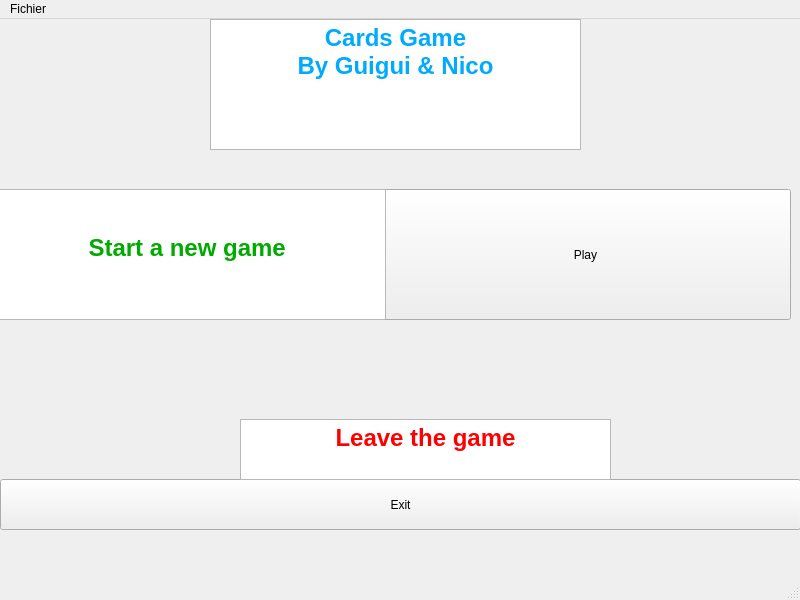
Qt form mainwindow.ui (OxmoGambino/CardGames) before a commit.
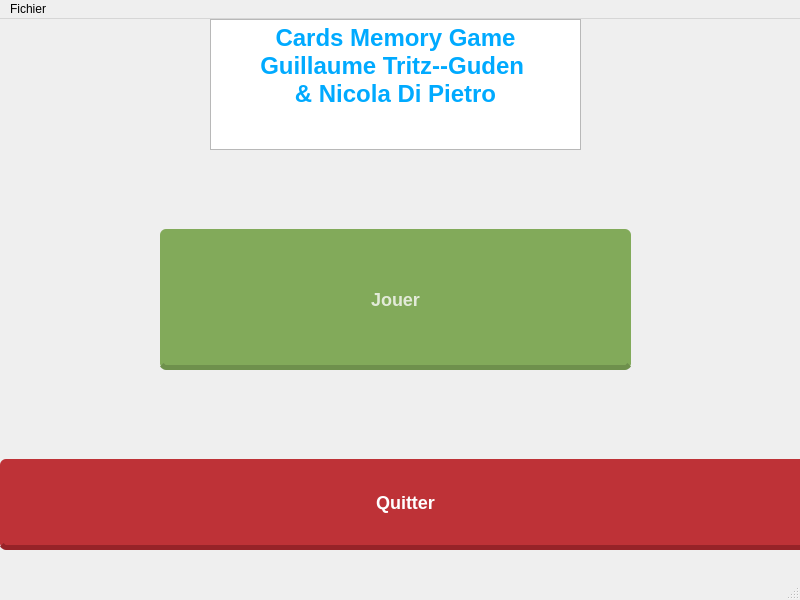
The same form after that commit.

Commit message: J'ai rendu les boutons jolies =p

The edit to the form file:
```diff
--- a/mainwindow.ui
+++ b/mainwindow.ui
@@ -23,73 +23,6 @@
    <string notr="true"/>
   </property>
   <widget class="QWidget" name="centralwidget">
-   <widget class="QPushButton" name="exitButton">
-    <property name="geometry">
-     <rect>
-      <x>0</x>
-      <y>460</y>
-      <width>801</width>
-      <height>51</height>
-     </rect>
-    </property>
-    <property name="text">
-     <string>Exit</string>
-    </property>
-   </widget>
-   <widget class="QPushButton" name="startButton">
-    <property name="geometry">
-     <rect>
-      <x>380</x>
-      <y>170</y>
-      <width>411</width>
-      <height>131</height>
-     </rect>
-    </property>
-    <property name="text">
-     <string>Play</string>
-    </property>
-   </widget>
-   <widget class="QTextBrowser" name="startLabel">
-    <property name="geometry">
-     <rect>
-      <x>-5</x>
-      <y>170</y>
-      <width>391</width>
-      <height>131</height>
-     </rect>
-    </property>
-    <property name="html">
-     <string>&lt;!DOCTYPE HTML PUBLIC &quot;-//W3C//DTD HTML 4.0//EN&quot; &quot;http://www.w3.org/TR/REC-html40/strict.dtd&quot;&gt;
-&lt;html&gt;&lt;head&gt;&lt;meta name=&quot;qrichtext&quot; content=&quot;1&quot; /&gt;&lt;meta charset=&quot;utf-8&quot; /&gt;&lt;style type=&quot;text/css&quot;&gt;
-p, li { white-space: pre-wrap; }
-hr { height: 1px; border-width: 0; }
-li.unchecked::marker { content: &quot;\2610&quot;; }
-li.checked::marker { content: &quot;\2612&quot;; }
-&lt;/style&gt;&lt;/head&gt;&lt;body style=&quot; font-family:'Segoe UI'; font-size:9pt; font-weight:400; font-style:normal;&quot;&gt;
-&lt;p align=&quot;center&quot; style=&quot; margin-top:12px; margin-bottom:12px; margin-left:0px; margin-right:0px; -qt-block-indent:0; text-indent:0px;&quot;&gt;&lt;br /&gt;&lt;/p&gt;
-&lt;p align=&quot;center&quot; style=&quot; margin-top:12px; margin-bottom:12px; margin-left:0px; margin-right:0px; -qt-block-indent:0; text-indent:0px;&quot;&gt;&lt;span style=&quot; font-size:18pt; font-weight:700; color:#00aa00;&quot;&gt;Start a new game &lt;/span&gt;&lt;/p&gt;&lt;/body&gt;&lt;/html&gt;</string>
-    </property>
-   </widget>
-   <widget class="QTextBrowser" name="exitLabel">
-    <property name="geometry">
-     <rect>
-      <x>240</x>
-      <y>400</y>
-      <width>371</width>
-      <height>61</height>
-     </rect>
-    </property>
-    <property name="html">
-     <string>&lt;!DOCTYPE HTML PUBLIC &quot;-//W3C//DTD HTML 4.0//EN&quot; &quot;http://www.w3.org/TR/REC-html40/strict.dtd&quot;&gt;
-&lt;html&gt;&lt;head&gt;&lt;meta name=&quot;qrichtext&quot; content=&quot;1&quot; /&gt;&lt;meta charset=&quot;utf-8&quot; /&gt;&lt;style type=&quot;text/css&quot;&gt;
-p, li { white-space: pre-wrap; }
-hr { height: 1px; border-width: 0; }
-li.unchecked::marker { content: &quot;\2610&quot;; }
-li.checked::marker { content: &quot;\2612&quot;; }
-&lt;/style&gt;&lt;/head&gt;&lt;body style=&quot; font-family:'Segoe UI'; font-size:9pt; font-weight:400; font-style:normal;&quot;&gt;
-&lt;p align=&quot;center&quot; style=&quot; margin-top:0px; margin-bottom:0px; margin-left:0px; margin-right:0px; -qt-block-indent:0; text-indent:0px;&quot;&gt;&lt;span style=&quot; font-size:18pt; font-weight:700; color:#ff0000;&quot;&gt;Leave the game&lt;/span&gt;&lt;/p&gt;&lt;/body&gt;&lt;/html&gt;</string>
-    </property>
-   </widget>
    <widget class="QTextBrowser" name="TitleLabel">
     <property name="geometry">
      <rect>
@@ -107,8 +40,85 @@
 li.unchecked::marker { content: &quot;\2610&quot;; }
 li.checked::marker { content: &quot;\2612&quot;; }
 &lt;/style&gt;&lt;/head&gt;&lt;body style=&quot; font-family:'Segoe UI'; font-size:9pt; font-weight:400; font-style:normal;&quot;&gt;
-&lt;p align=&quot;center&quot; style=&quot; margin-top:0px; margin-bottom:0px; margin-left:0px; margin-right:0px; -qt-block-indent:0; text-indent:0px;&quot;&gt;&lt;span style=&quot; font-size:18pt; font-weight:700; color:#00aaff;&quot;&gt;Cards Game&lt;/span&gt;&lt;/p&gt;
-&lt;p align=&quot;center&quot; style=&quot; margin-top:0px; margin-bottom:0px; margin-left:0px; margin-right:0px; -qt-block-indent:0; text-indent:0px;&quot;&gt;&lt;span style=&quot; font-size:18pt; font-weight:700; color:#00aaff;&quot;&gt;By Guigui &amp;amp; Nico&lt;/span&gt;&lt;/p&gt;&lt;/body&gt;&lt;/html&gt;</string>
+&lt;p align=&quot;center&quot; style=&quot; margin-top:0px; margin-bottom:0px; margin-left:0px; margin-right:0px; -qt-block-indent:0; text-indent:0px;&quot;&gt;&lt;span style=&quot; font-size:18pt; font-weight:700; color:#00aaff;&quot;&gt;Cards Memory Game&lt;/span&gt;&lt;/p&gt;
+&lt;p align=&quot;center&quot; style=&quot; margin-top:0px; margin-bottom:0px; margin-left:0px; margin-right:0px; -qt-block-indent:0; text-indent:0px;&quot;&gt;&lt;span style=&quot; font-size:18pt; font-weight:700; color:#00aaff;&quot;&gt;Guillaume Tritz--Guden &lt;/span&gt;&lt;/p&gt;
+&lt;p align=&quot;center&quot; style=&quot; margin-top:0px; margin-bottom:0px; margin-left:0px; margin-right:0px; -qt-block-indent:0; text-indent:0px;&quot;&gt;&lt;span style=&quot; font-size:18pt; font-weight:700; color:#00aaff;&quot;&gt;&amp;amp; Nicola Di Pietro&lt;/span&gt;&lt;/p&gt;&lt;/body&gt;&lt;/html&gt;</string>
+    </property>
+   </widget>
+   <widget class="QPushButton" name="exitButton">
+    <property name="geometry">
+     <rect>
+      <x>0</x>
+      <y>440</y>
+      <width>811</width>
+      <height>91</height>
+     </rect>
+    </property>
+    <property name="styleSheet">
+     <string notr="true">QPushButton {
+    background-color: rgb(190, 50, 55);             
+    color: white;
+    border: none;
+    padding: 6px 12px;
+    font-size: 18px;
+    font-weight: bold;
+    border-radius: 6px;
+
+    /* Effet relief */
+    border-bottom: 5px solid rgb(150, 35, 40);
+}
+
+QPushButton:hover {
+    background-color: rgb(225, 80, 85);             
+    border-bottom: 5px solid rgb(175, 60, 65);      
+}
+
+QPushButton:pressed {
+    background-color: rgb(160, 40, 45);            
+    border-bottom: 2px solid rgb(120, 30, 35);
+    padding-top: 8px;                               
+}
+</string>
+    </property>
+    <property name="text">
+     <string>Quitter</string>
+    </property>
+   </widget>
+   <widget class="QPushButton" name="startButton">
+    <property name="geometry">
+     <rect>
+      <x>160</x>
+      <y>210</y>
+      <width>471</width>
+      <height>141</height>
+     </rect>
+    </property>
+    <property name="styleSheet">
+     <string notr="true">QPushButton {
+    background-color: rgb(130, 170, 90);          
+    color: rgb(226, 234, 216);
+    border: none;
+    padding-top: 5px;
+    font-size: 18px;
+    font-weight: bold;
+    border-radius: 6px;
+    border-bottom: 5px solid rgb(110, 144, 76);
+}
+
+QPushButton:hover {
+    background-color: rgb(160, 205, 115);          
+    border-bottom: 5px solid rgb(120, 160, 90);    
+}
+
+QPushButton:pressed {
+    background-color: rgb(110, 150, 75);           
+    border-bottom: 2px solid rgb(95, 130, 70);
+    padding-top: 7px;                              
+}
+</string>
+    </property>
+    <property name="text">
+     <string>Jouer</string>
     </property>
    </widget>
   </widget>
```
The commit also changes 2 other files.
